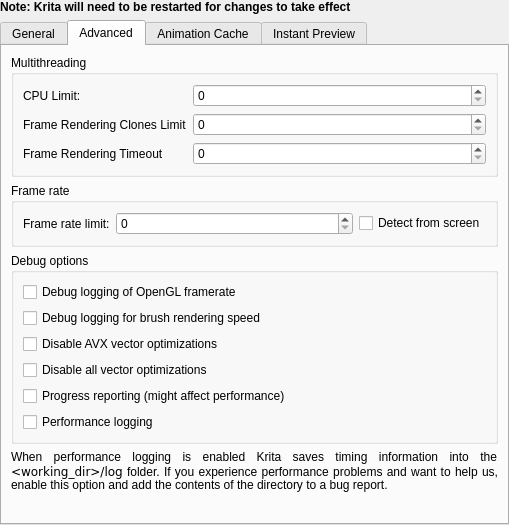
First picture: the form in libs/ui/forms/wdgperformancesettings.ui, repository udtren/Solstice, before the edit.
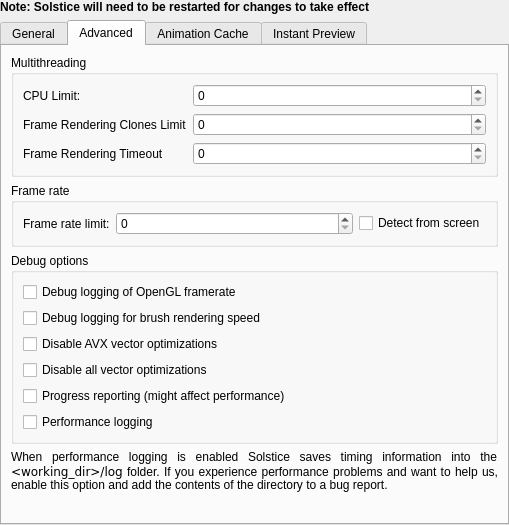
Second picture: the form after the edit. The open tabs and pages were chosen to show the change. Custom widgets are drawn as their Qt base class.

Commit message: Name the application Solstice in interface strings; updaters off

What changed in the file:
```diff
--- a/libs/ui/forms/wdgperformancesettings.ui
+++ b/libs/ui/forms/wdgperformancesettings.ui
@@ -35,7 +35,7 @@
       </font>
      </property>
      <property name="text">
-      <string>Note: Krita will need to be restarted for changes to take effect</string>
+      <string>Note: Solstice will need to be restarted for changes to take effect</string>
      </property>
     </widget>
    </item>
@@ -412,7 +412,7 @@
           <enum>QFrame::Shape::NoFrame</enum>
          </property>
          <property name="text">
-          <string>&lt;html&gt;&lt;head/&gt;&lt;body&gt;&lt;p&gt;When performance logging is enabled Krita saves timing information into the &lt;tt&gt;&amp;lt;working_dir&amp;gt;/log&lt;/tt&gt; folder. If you experience performance problems and want to help us, enable this option and add the contents of the directory to a bug report.&lt;/p&gt;&lt;/body&gt;&lt;/html&gt;</string>
+          <string>&lt;html&gt;&lt;head/&gt;&lt;body&gt;&lt;p&gt;When performance logging is enabled Solstice saves timing information into the &lt;tt&gt;&amp;lt;working_dir&amp;gt;/log&lt;/tt&gt; folder. If you experience performance problems and want to help us, enable this option and add the contents of the directory to a bug report.&lt;/p&gt;&lt;/body&gt;&lt;/html&gt;</string>
          </property>
          <property name="alignment">
           <set>Qt::AlignmentFlag::AlignJustify|Qt::AlignmentFlag::AlignVCenter</set>
```
Left out of the diff: 10 changed lines with no effect on the pictures. The commit also changes 95 other files.
